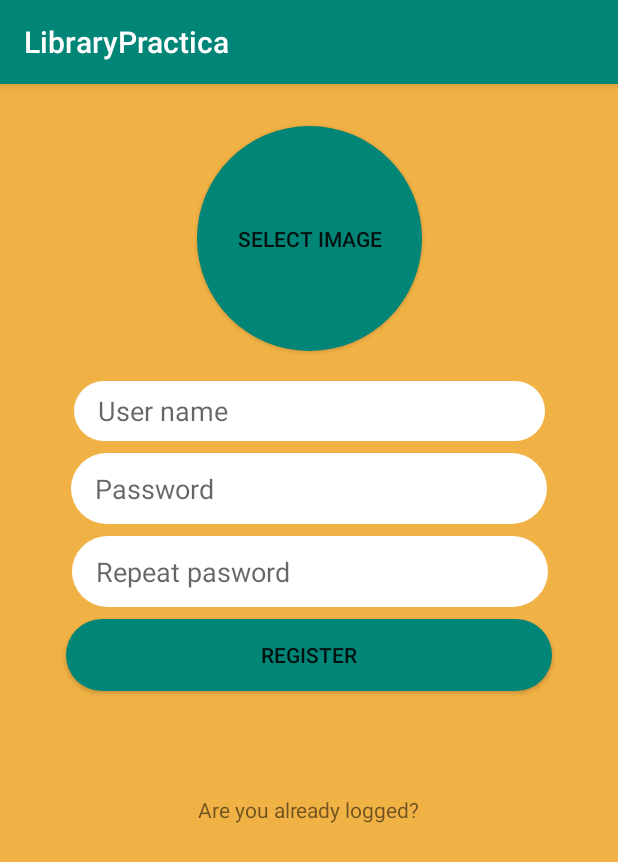
After one commit to ESDEFRANC/LibraryPractica, an Android app: the fragment RegisterFragment shown on its own in the app's theme, on a phone screen of 412 x 824 dp. The commit adds this screen. Shown: the top 862 px of the screen. Run offline under Robolectric (Android 15) with nearby library versions, the phone set to English and light mode, and no system bars.

Commit message:
View designed
View login and register designed

```diff
--- a/app/build.gradle
+++ b/app/build.gradle
@@ -8,7 +8,7 @@ android {
     compileSdkVersion 28
     defaultConfig {
         applicationId "com.example.librarypractica"
-        minSdkVersion 15
+        minSdkVersion 21
         targetSdkVersion 28
         versionCode 1
         versionName "1.0"
@@ -24,9 +24,10 @@ android {
 
 dependencies {
     implementation fileTree(dir: 'libs', include: ['*.jar'])
-    implementation"org.jetbrains.kotlin:kotlin-stdlib-jdk7:$kotlin_version"
+    implementation "org.jetbrains.kotlin:kotlin-stdlib-jdk7:$kotlin_version"
     implementation 'com.android.support:appcompat-v7:28.0.0'
     implementation 'com.android.support.constraint:constraint-layout:1.1.3'
+    implementation 'com.android.support:support-v4:28.0.0'
     testImplementation 'junit:junit:4.12'
     androidTestImplementation 'com.android.support.test:runner:1.0.2'
     androidTestImplementation 'com.android.support.test.espresso:espresso-core:3.0.2'
--- a/app/src/main/AndroidManifest.xml
+++ b/app/src/main/AndroidManifest.xml
@@ -1,6 +1,6 @@
 <?xml version="1.0" encoding="utf-8"?>
 <manifest xmlns:android="http://schemas.android.com/apk/res/android"
-          package="com.example.librarypractica">
+          xmlns:tools="http://schemas.android.com/tools" package="com.example.librarypractica">
 
     <application
             android:allowBackup="true"
@@ -8,7 +8,8 @@
             android:label="@string/app_name"
             android:roundIcon="@mipmap/ic_launcher_round"
             android:supportsRtl="true"
-            android:theme="@style/AppTheme">
+            android:theme="@style/AppTheme"
+            tools:ignore="GoogleAppIndexingWarning">
         <activity android:name=".MainActivity">
             <intent-filter>
                 <action android:name="android.intent.action.MAIN"/>
--- /dev/null
+++ b/app/src/main/java/com/example/librarypractica/LoginFragment.kt
@@ -0,0 +1,31 @@
+package com.example.librarypractica
+
+
+import android.os.Bundle
+import android.support.v4.app.Fragment
+import android.view.LayoutInflater
+import android.view.View
+import android.view.ViewGroup
+
+
+// TODO: Rename parameter arguments, choose names that match
+// the fragment initialization parameters, e.g. ARG_ITEM_NUMBER
+private const val ARG_PARAM1 = "param1"
+private const val ARG_PARAM2 = "param2"
+
+/**
+ * A simple [Fragment] subclass.
+ *
+ */
+class LoginFragment : Fragment() {
+
+    override fun onCreateView(
+        inflater: LayoutInflater, container: ViewGroup?,
+        savedInstanceState: Bundle?
+    ): View? {
+        // Inflate the layout for this fragment
+        return inflater.inflate(R.layout.fragment_login, container, false)
+    }
+
+
+}
--- a/app/src/main/java/com/example/librarypractica/MainActivity.kt
+++ b/app/src/main/java/com/example/librarypractica/MainActivity.kt
@@ -3,10 +3,12 @@ package com.example.librarypractica
 import android.support.v7.app.AppCompatActivity
 import android.os.Bundle
 
-class MainActivity : AppCompatActivity() {
+class  MainActivity : AppCompatActivity() {
 
     override fun onCreate(savedInstanceState: Bundle?) {
         super.onCreate(savedInstanceState)
         setContentView(R.layout.activity_main)
     }
+
+
 }
--- /dev/null
+++ b/app/src/main/java/com/example/librarypractica/RegisterFragment.kt
@@ -0,0 +1,31 @@
+package com.example.librarypractica
+
+
+import android.os.Bundle
+import android.support.v4.app.Fragment
+import android.view.LayoutInflater
+import android.view.View
+import android.view.ViewGroup
+
+
+// TODO: Rename parameter arguments, choose names that match
+// the fragment initialization parameters, e.g. ARG_ITEM_NUMBER
+private const val ARG_PARAM1 = "param1"
+private const val ARG_PARAM2 = "param2"
+
+/**
+ * A simple [Fragment] subclass.
+ *
+ */
+class RegisterFragment : Fragment() {
+
+    override fun onCreateView(
+        inflater: LayoutInflater, container: ViewGroup?,
+        savedInstanceState: Bundle?
+    ): View? {
+        // Inflate the layout for this fragment
+        return inflater.inflate(R.layout.fragment_register, container, false)
+    }
+
+
+}
--- /dev/null
+++ b/app/src/main/res/drawable/rounded_button.xml
@@ -0,0 +1,7 @@
+<?xml version="1.0" encoding="utf-8"?>
+<shape xmlns:android="http://schemas.android.com/apk/res/android">
+
+    <solid android:color="@color/colorPrimary"/>
+    <corners android:radius="25dp"/>
+
+</shape>
--- /dev/null
+++ b/app/src/main/res/drawable/rounded_edittext_register_main.xml
@@ -0,0 +1,6 @@
+<?xml version="1.0" encoding="utf-8"?>
+<shape xmlns:android="http://schemas.android.com/apk/res/android">
+
+    <corners android:radius="25dp"/>
+    <solid android:color="#ffffff"/>
+</shape>
--- /dev/null
+++ b/app/src/main/res/drawable/rounded_select_photo.xml
@@ -0,0 +1,6 @@
+<?xml version="1.0" encoding="utf-8"?>
+<shape xmlns:android="http://schemas.android.com/apk/res/android">
+    <solid android:color="@color/colorPrimary"/>
+    <corners android:radius="75dp"/>
+
+</shape>
--- /dev/null
+++ b/app/src/main/res/layout-v26/fragment_register.xml
@@ -0,0 +1,109 @@
+<?xml version="1.0" encoding="utf-8"?>
+<android.support.constraint.ConstraintLayout
+        xmlns:android="http://schemas.android.com/apk/res/android"
+        xmlns:app="http://schemas.android.com/apk/res-auto"
+        xmlns:tools="http://schemas.android.com/tools"
+        android:layout_width="match_parent"
+        android:layout_height="match_parent"
+        tools:context=".RegisterFragment"
+        android:background="#F1B245">
+
+
+    <EditText
+            android:id="@+id/passwordMain2"
+            android:layout_width="317dp"
+            android:layout_height="47dp"
+            android:layout_marginStart="8dp"
+            android:layout_marginTop="8dp"
+            android:layout_marginEnd="8dp"
+            android:background="@drawable/rounded_edittext_register_main"
+            android:ems="10"
+            android:autofillHints=""
+            android:hint="@string/PasswordRepeat"
+            android:inputType="textPassword"
+            android:paddingStart="16dp"
+            app:layout_constraintEnd_toEndOf="parent"
+            app:layout_constraintHorizontal_bias="0.509"
+            app:layout_constraintStart_toStartOf="parent"
+            app:layout_constraintTop_toBottomOf="@+id/passwordMain"
+            android:paddingLeft="16dp"
+            tools:ignore="RtlSymmetry"/>
+
+    <EditText
+            android:id="@+id/nameMain"
+            android:layout_width="314dp"
+            android:layout_height="40dp"
+            android:layout_marginStart="8dp"
+            android:layout_marginTop="20dp"
+            android:layout_marginEnd="8dp"
+            android:background="@drawable/rounded_edittext_register_main"
+            android:ems="10"
+            android:hint="@string/UserName"
+            android:inputType="textPersonName"
+            android:paddingLeft="16dp"
+            app:layout_constraintEnd_toEndOf="parent"
+            app:layout_constraintStart_toStartOf="parent"
+            app:layout_constraintTop_toBottomOf="@+id/buttonImg"
+            android:paddingStart="16dp"
+            tools:ignore="RtlSymmetry"/>
+
+    <EditText
+            android:id="@+id/passwordMain"
+            android:layout_width="317dp"
+            android:layout_height="47dp"
+            android:layout_marginStart="8dp"
+            android:layout_marginTop="8dp"
+            android:layout_marginEnd="8dp"
+            android:background="@drawable/rounded_edittext_register_main"
+            android:ems="10"
+            android:hint="@string/Password"
+            android:inputType="textPassword"
+            android:paddingLeft="16dp"
+            app:layout_constraintEnd_toEndOf="parent"
+            app:layout_constraintHorizontal_bias="0.503"
+            app:layout_constraintStart_toStartOf="parent"
+            app:layout_constraintTop_toBottomOf="@+id/nameMain"
+            android:paddingStart="16dp"
+            tools:ignore="RtlSymmetry"/>
+
+    <Button
+            android:id="@+id/registerMain"
+            android:layout_width="324dp"
+            android:layout_height="wrap_content"
+            android:layout_marginStart="8dp"
+            android:layout_marginTop="8dp"
+            android:layout_marginEnd="8dp"
+            android:background="@drawable/rounded_button"
+            android:text="@string/Register"
+            app:layout_constraintEnd_toEndOf="parent"
+            app:layout_constraintStart_toStartOf="parent"
+            app:layout_constraintTop_toBottomOf="@+id/passwordMain2" />
+
+    <TextView
+            android:id="@+id/alreadyMain"
+            android:layout_width="wrap_content"
+            android:layout_height="wrap_content"
+            android:layout_marginStart="8dp"
+            android:layout_marginTop="8dp"
+            android:layout_marginEnd="8dp"
+            android:layout_marginBottom="8dp"
+            android:text="@string/alreadyLogin"
+            app:layout_constraintBottom_toBottomOf="parent"
+            app:layout_constraintEnd_toEndOf="parent"
+            app:layout_constraintStart_toStartOf="parent"
+            app:layout_constraintTop_toBottomOf="@+id/registerMain"
+            app:layout_constraintVertical_bias="0.186" />
+
+    <Button
+            android:id="@+id/buttonImg"
+            android:layout_width="150dp"
+            android:layout_height="150dp"
+            android:layout_marginStart="8dp"
+            android:layout_marginTop="28dp"
+            android:layout_marginEnd="8dp"
+            android:background="@drawable/rounded_select_photo"
+            android:text="@string/buttonImg"
+            app:layout_constraintEnd_toEndOf="parent"
+            app:layout_constraintStart_toStartOf="parent"
+            app:layout_constraintTop_toTopOf="parent" />
+</android.support.constraint.ConstraintLayout>
--- /dev/null
+++ b/app/src/main/res/layout/fragment_login.xml
@@ -0,0 +1,78 @@
+<?xml version="1.0" encoding="utf-8"?>
+<android.support.constraint.ConstraintLayout
+        xmlns:android="http://schemas.android.com/apk/res/android"
+        xmlns:app="http://schemas.android.com/apk/res-auto"
+        xmlns:tools="http://schemas.android.com/tools"
+        android:layout_width="match_parent"
+        android:layout_height="match_parent"
+        tools:context=".LoginFragment"
+        android:background="#F1B245">
+
+
+    <EditText
+            android:id="@+id/Email"
+            android:layout_width="wrap_content"
+            android:layout_height="36dp"
+            android:layout_marginStart="8dp"
+            android:layout_marginTop="76dp"
+            android:layout_marginEnd="84dp"
+            android:background="@drawable/rounded_edittext_register_main"
+            android:ems="10"
+            android:hint="@string/Email"
+            android:paddingStart="16dp"
+            android:paddingEnd="16dp"
+            android:inputType="textEmailAddress|textVisiblePassword"
+            app:layout_constraintEnd_toEndOf="parent"
+            app:layout_constraintHorizontal_bias="0.858"
+            app:layout_constraintStart_toStartOf="parent"
+            app:layout_constraintTop_toTopOf="parent"
+            android:importantForAutofill="no"/>
+
+    <EditText
+            android:id="@+id/Password"
+            android:layout_width="wrap_content"
+            android:layout_height="37dp"
+            android:layout_marginStart="8dp"
+            android:layout_marginTop="28dp"
+            android:layout_marginEnd="8dp"
+            android:background="@drawable/rounded_edittext_register_main"
+            android:ems="10"
+            android:paddingStart="16dp"
+            android:paddingEnd="16dp"
+            android:hint="@string/Password"
+            android:inputType="textPassword"
+            app:layout_constraintEnd_toEndOf="parent"
+            app:layout_constraintStart_toStartOf="parent"
+            app:layout_constraintTop_toBottomOf="@+id/Email"
+            android:autofillHints="no"/>
+
+    <Button
+            android:id="@+id/Login"
+            android:layout_width="wrap_content"
+            android:layout_height="wrap_content"
+            android:layout_marginStart="8dp"
+            android:layout_marginTop="56dp"
+            android:layout_marginEnd="148dp"
+            android:background="@drawable/rounded_button"
+            android:text="@string/Login"
+            app:layout_constraintEnd_toEndOf="parent"
+            app:layout_constraintHorizontal_bias="0.874"
+            app:layout_constraintStart_toStartOf="parent"
+            app:layout_constraintTop_toBottomOf="@+id/Password"/>
+
+    <TextView
+            android:id="@+id/backToRegister"
+            android:layout_width="wrap_content"
+            android:layout_height="wrap_content"
+            android:layout_marginStart="8dp"
+            android:layout_marginTop="60dp"
+            android:layout_marginEnd="8dp"
+            android:layout_marginBottom="8dp"
+            android:text="@string/backToRegistratio"
+            app:layout_constraintBottom_toBottomOf="parent"
+            app:layout_constraintEnd_toEndOf="parent"
+            app:layout_constraintStart_toStartOf="parent"
+            app:layout_constraintTop_toBottomOf="@+id/Login"
+            app:layout_constraintVertical_bias="0.0" />
+
+</android.support.constraint.ConstraintLayout>
--- /dev/null
+++ b/app/src/main/res/layout/fragment_register.xml
@@ -0,0 +1,101 @@
+<?xml version="1.0" encoding="utf-8"?>
+<android.support.constraint.ConstraintLayout
+        xmlns:android="http://schemas.android.com/apk/res/android"
+        xmlns:app="http://schemas.android.com/apk/res-auto"
+        xmlns:tools="http://schemas.android.com/tools"
+        android:layout_width="match_parent"
+        android:layout_height="match_parent"
+        tools:context=".RegisterFragment"
+        android:background="#F1B245">
+
+
+    <EditText
+            android:id="@+id/passwordMain2"
+            android:layout_width="317dp"
+            android:layout_height="47dp"
+            android:layout_marginStart="8dp"
+            android:layout_marginTop="8dp"
+            android:layout_marginEnd="8dp"
+            android:background="@drawable/rounded_edittext_register_main"
+            android:ems="10"
+            android:importantForAutofill="no"
+            android:hint="@string/PasswordRepeat"
+            android:inputType="textPassword"
+            android:paddingStart="16dp"
+            app:layout_constraintEnd_toEndOf="parent"
+            app:layout_constraintHorizontal_bias="0.509"
+            app:layout_constraintStart_toStartOf="parent"
+            app:layout_constraintTop_toBottomOf="@+id/passwordMain"
+            android:paddingLeft="16dp"
+            android:paddingRight="16dp"
+            tools:ignore="RtlSymmetry"/>
+
+    <EditText
+            android:id="@+id/nameMain"
+            android:layout_width="314dp"
+            android:layout_height="40dp"
+            android:layout_marginStart="8dp"
+            android:layout_marginEnd="8dp"
+            android:background="@drawable/rounded_edittext_register_main"
+            android:ems="10"
+            android:hint="@string/UserName"
+            android:importantForAutofill="no"
+            android:inputType="textPersonName"
+            android:paddingLeft="16dp"
+            android:paddingRight="16dp"
+            app:layout_constraintEnd_toEndOf="parent"
+            app:layout_constraintStart_toStartOf="parent"
+            android:paddingStart="16dp"
+            tools:ignore="RtlSymmetry" android:layout_marginTop="196dp" app:layout_constraintTop_toTopOf="parent"
+            app:layout_constraintHorizontal_bias="0.493"/>
+
+    <EditText
+            android:id="@+id/passwordMain"
+            android:layout_width="317dp"
+            android:layout_height="47dp"
+            android:layout_marginStart="8dp"
+            android:layout_marginTop="8dp"
+            android:layout_marginEnd="8dp"
+            android:background="@drawable/rounded_edittext_register_main"
+            android:ems="10"
+            android:hint="@string/Password"
+            android:importantForAutofill="no"
+            android:inputType="textPassword"
+            android:paddingLeft="16dp"
+            android:paddingRight="16dp"
+            app:layout_constraintEnd_toEndOf="parent"
+            app:layout_constraintHorizontal_bias="0.503"
+            app:layout_constraintStart_toStartOf="parent"
+            app:layout_constraintTop_toBottomOf="@+id/nameMain"
+            android:paddingStart="16dp"
+            tools:ignore="RtlSymmetry"/>
+
+    <Button
+            android:id="@+id/registerMain"
+            android:layout_width="324dp"
+            android:layout_height="wrap_content"
+            android:layout_marginStart="8dp"
+            android:layout_marginTop="8dp"
+            android:layout_marginEnd="8dp"
+            android:background="@drawable/rounded_button"
+            android:text="@string/Register"
+            app:layout_constraintEnd_toEndOf="parent"
+            app:layout_constraintStart_toStartOf="parent"
+            app:layout_constraintTop_toBottomOf="@+id/passwordMain2" />
+
+    <TextView
+            android:id="@+id/alreadyMain"
+            android:layout_width="wrap_content"
+            android:layout_height="wrap_content"
+            android:layout_marginStart="8dp"
+            android:layout_marginTop="8dp"
+            android:layout_marginEnd="8dp"
+            android:layout_marginBottom="8dp"
+            android:text="@string/alreadyLogin"
+            app:layout_constraintBottom_toBottomOf="parent"
+            app:layout_constraintEnd_toEndOf="parent"
+            app:layout_constraintStart_toStartOf="parent"
+            app:layout_constraintTop_toBottomOf="@+id/registerMain"
+            app:layout_constraintVertical_bias="0.186" />
+
+</android.support.constraint.ConstraintLayout>
--- a/app/src/main/res/values/strings.xml
+++ b/app/src/main/res/values/strings.xml
@@ -1,3 +1,15 @@
 <resources>
     <string name="app_name">LibraryPractica</string>
+
+    <!-- TODO: Remove or change this placeholder text -->
+    <string name="hello_blank_fragment">Hello blank fragment</string>
+    <string name="PasswordRepeat">Repeat pasword</string>
+    <string name="Email">Email</string>
+    <string name="UserName">User name</string>
+    <string name="Password">Password</string>
+    <string name="Register">Register</string>
+    <string name="alreadyLogin">Are you already logged?</string>
+    <string name="buttonImg">Select image</string>
+    <string name="Login">Login</string>
+    <string name="backToRegistratio">Back to Register</string>
 </resources>
```
